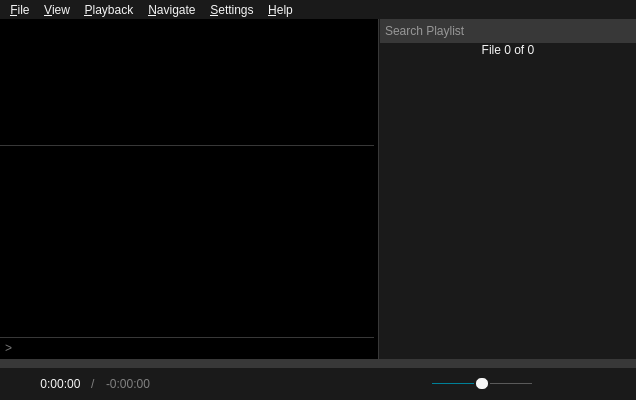
First picture: the form in src/ui/mainwindow.ui, repository u8sand/Baka-MPlayer, before the edit.
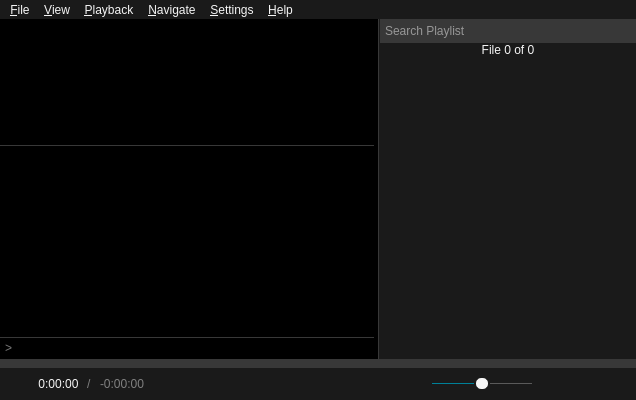
Second picture: the form after the edit. Icons and pictures are not drawn. Custom widgets are drawn as their Qt base class.

Commit message: mainwindow.ui: revert timeLayoutWidget's spacing

The edit to the form file:
```diff
--- a/src/ui/mainwindow.ui
+++ b/src/ui/mainwindow.ui
@@ -599,7 +599,7 @@
          </property>
          <layout class="QHBoxLayout" name="horizontalLayout_4">
           <property name="spacing">
-           <number>10</number>
+           <number>8</number>
           </property>
           <property name="leftMargin">
            <number>0</number>
```
